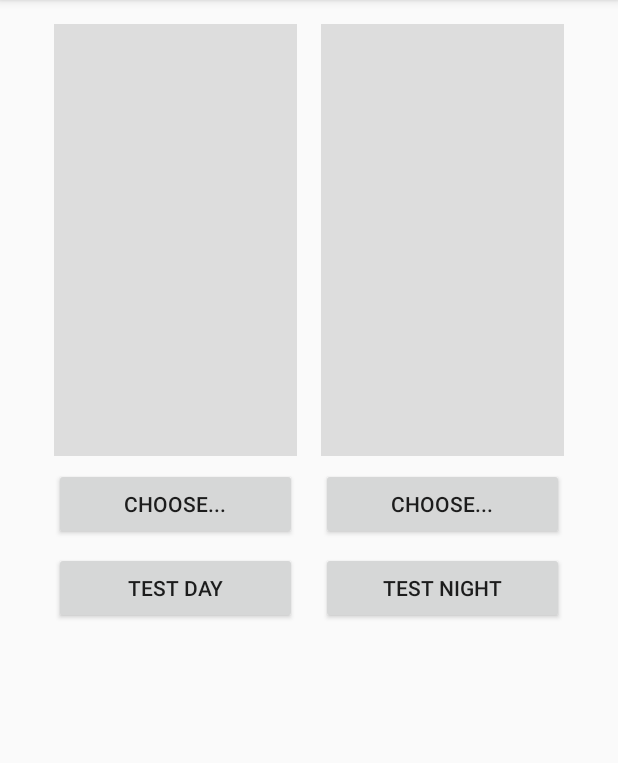
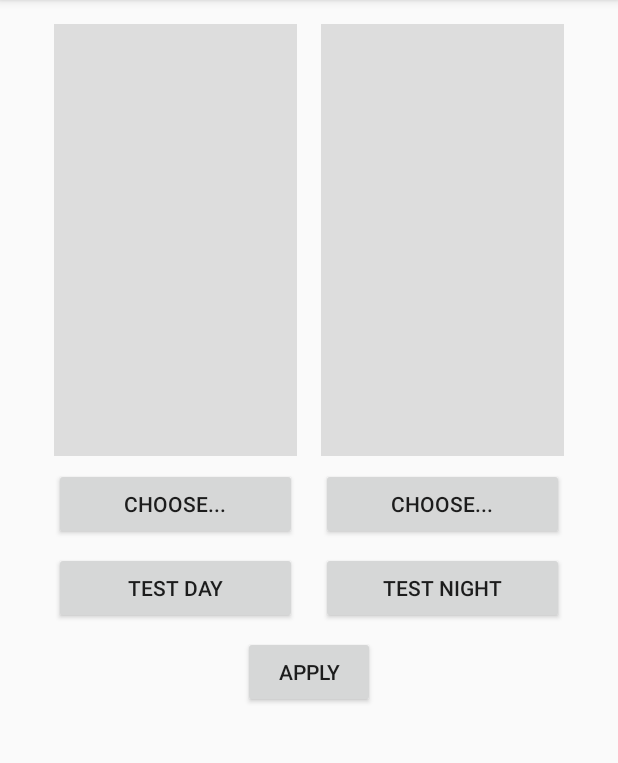
Before and after one commit to kemirea/helios, an Android app: the screen it shows after launch (MainActivity), on a phone screen of 412 x 824 dp, the part 84-847 px from its top. Run offline under Robolectric (Android 15) with nearby library versions, the phone set to English and light mode, and no system bars; libraries missing offline, so code that uses them is left out: com.luckycatlabs.sunrisesunset.

Commit message:
clean up LocationHelper, add apply button for current PaperTime

```diff
--- a/app/src/main/java/com/kemikalreaktion/helios/LocationHelper.kt
+++ b/app/src/main/java/com/kemikalreaktion/helios/LocationHelper.kt
@@ -19,18 +19,12 @@ import android.location.LocationManager.PASSIVE_PROVIDER
 
 class LocationHelper(private val mContext: Context) {
     private val mLocationManager: LocationManager = mContext.getSystemService(LOCATION_SERVICE) as LocationManager
-    var mCurrentLocation: Location? = null
 
-    fun getLocation() {
+    fun getLocation(): Location? {
         if (mContext.checkSelfPermission(ACCESS_COARSE_LOCATION) == PERMISSION_GRANTED
                 && mContext.checkSelfPermission(ACCESS_FINE_LOCATION) == PERMISSION_GRANTED) {
-            val location = mLocationManager.getLastKnownLocation(PASSIVE_PROVIDER)
-            mCurrentLocation = location
-            location?.let {
-                val calculator = SunCalculator(location)
-                android.util.Log.v(DEBUG_TAG, "Sunrise time: ${calculator.getSunrise().time}")
-                android.util.Log.v(DEBUG_TAG, "Sunset time: ${calculator.getSunset().time}")
-            }
+            return mLocationManager.getLastKnownLocation(PASSIVE_PROVIDER)
         }
+        return null
     }
 }
--- a/app/src/main/java/com/kemikalreaktion/helios/MainActivity.kt
+++ b/app/src/main/java/com/kemikalreaktion/helios/MainActivity.kt
@@ -71,7 +71,6 @@ class MainActivity : AppCompatActivity() {
 
     override fun onResume() {
         super.onResume()
-        mLocationHelper.getLocation()
     }
 
     override fun onActivityResult(requestCode: Int, resultCode: Int, intent: Intent?) {
@@ -131,6 +130,12 @@ class MainActivity : AppCompatActivity() {
         }
     }
 
+    fun onApplyClicked(view: View) {
+        mLocationHelper.getLocation()?.let {
+            location -> mWallpaperHelper.apply(SunCalculator(location).getCurrentPaperTime())
+        }
+    }
+
     fun onTestClicked(view: View) {
         when(view.id) {
             R.id.button_test_day -> {
--- a/app/src/main/res/layout/activity_main.xml
+++ b/app/src/main/res/layout/activity_main.xml
@@ -95,4 +95,16 @@
                 app:layout_constraintTop_toBottomOf="@+id/button_choose_night"
                 android:onClick="onTestClicked"/>
     </androidx.constraintlayout.widget.ConstraintLayout>
+
+    <Button
+            android:id="@+id/button_apply"
+            android:text="Apply"
+            android:layout_width="wrap_content"
+            android:layout_height="wrap_content"
+            android:layout_marginTop="8dp"
+            android:layout_marginBottom="8dp"
+            app:layout_constraintEnd_toEndOf="parent"
+            app:layout_constraintStart_toStartOf="parent"
+            app:layout_constraintTop_toBottomOf="@+id/chooser_layout"
+            android:onClick="onApplyClicked"/>
 </androidx.constraintlayout.widget.ConstraintLayout>
```
Also changed, not shown: app/src/main/java/com/kemikalreaktion/helios/SunCalculator.kt (+16 -4 lines).
